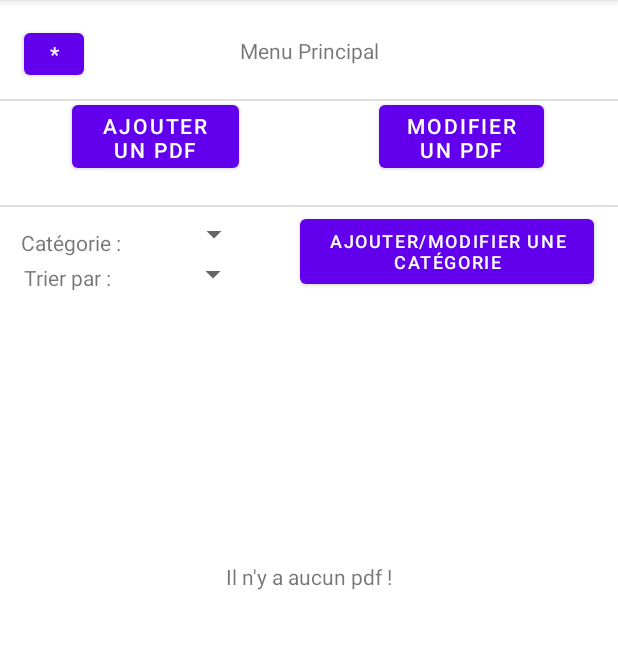
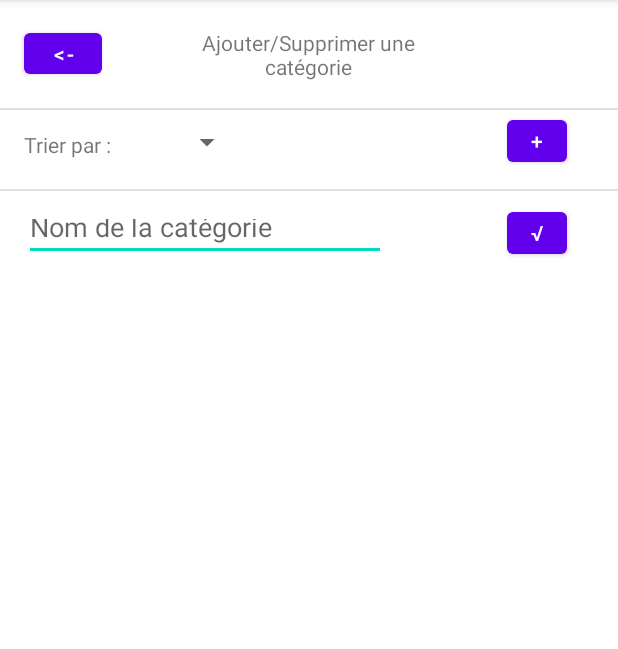
Before and after one commit to AN-Xiang-yu/Lecteur-de-PDF, an Android app: the screen it shows after launch (MainActivity), on a phone screen of 412 x 824 dp, the part 84-733 px from its top. Run offline under Robolectric (Android 15) with nearby library versions, the phone set to English and light mode, and no system bars.

Commit message:
Layout ajout/suppression catégorie

```diff
--- a/code/LecteurdePDF/app/src/main/java/fr/unilim/lecteurdepdf/MainActivity.kt
+++ b/code/LecteurdePDF/app/src/main/java/fr/unilim/lecteurdepdf/MainActivity.kt
@@ -6,6 +6,6 @@ import androidx.appcompat.app.AppCompatActivity
 class MainActivity : AppCompatActivity() {
     override fun onCreate(savedInstanceState: Bundle?) {
         super.onCreate(savedInstanceState)
-        setContentView(R.layout.activity_main)
+        setContentView(R.layout.ajouter_une_categorie)
     }
 }
--- /dev/null
+++ b/code/LecteurdePDF/app/src/main/res/layout/ajouter_une_categorie.xml
@@ -0,0 +1,109 @@
+<?xml version="1.0" encoding="utf-8"?>
+<androidx.constraintlayout.widget.ConstraintLayout xmlns:android="http://schemas.android.com/apk/res/android"
+    xmlns:app="http://schemas.android.com/apk/res-auto"
+    xmlns:tools="http://schemas.android.com/tools"
+    android:layout_width="match_parent"
+    android:layout_height="match_parent">
+
+    <TextView
+        android:id="@+id/trier_par_dans_ajout_categorie"
+        android:layout_width="wrap_content"
+        android:layout_height="wrap_content"
+        android:text="@string/trier_par"
+        app:layout_constraintBottom_toBottomOf="parent"
+        app:layout_constraintEnd_toEndOf="parent"
+        app:layout_constraintHorizontal_bias="0.045"
+        app:layout_constraintStart_toStartOf="parent"
+        app:layout_constraintTop_toTopOf="parent"
+        app:layout_constraintVertical_bias="0.116" />
+
+    <Spinner
+        android:id="@+id/liste_trie2"
+        android:layout_width="86dp"
+        android:layout_height="22dp"
+        app:layout_constraintBottom_toBottomOf="parent"
+        app:layout_constraintEnd_toEndOf="parent"
+        app:layout_constraintHorizontal_bias="0.233"
+        app:layout_constraintStart_toStartOf="parent"
+        app:layout_constraintTop_toTopOf="parent"
+        app:layout_constraintVertical_bias="0.112" />
+
+    <Button
+        android:id="@+id/retour"
+        android:layout_width="52dp"
+        android:layout_height="39dp"
+        android:layout_marginStart="16dp"
+        android:layout_marginTop="16dp"
+        android:text="@string/retour"
+        android:textSize="14sp"
+        app:layout_constraintStart_toStartOf="parent"
+        app:layout_constraintTop_toTopOf="parent" />
+
+    <TextView
+        android:id="@+id/text_ajout_suppr_categorie"
+        android:layout_width="154dp"
+        android:layout_height="40dp"
+        android:gravity="center"
+        android:text="@string/ajouter_supprimer_une_cat_gorie"
+        app:layout_constraintBottom_toBottomOf="parent"
+        app:layout_constraintEnd_toEndOf="parent"
+        app:layout_constraintHorizontal_bias="0.498"
+        app:layout_constraintStart_toStartOf="parent"
+        app:layout_constraintTop_toTopOf="parent"
+        app:layout_constraintVertical_bias="0.023" />
+
+    <Button
+        android:id="@+id/ajouter_categorie"
+        android:layout_width="40dp"
+        android:layout_height="40dp"
+        android:layout_marginEnd="34dp"
+        android:text="@string/ajout"
+        app:layout_constraintBottom_toBottomOf="parent"
+        app:layout_constraintEnd_toEndOf="parent"
+        app:layout_constraintTop_toTopOf="parent"
+        app:layout_constraintVertical_bias="0.102" />
+
+    <Button
+        android:id="@+id/valider_ajout_categorie"
+        android:layout_width="40dp"
+        android:layout_height="40dp"
+        android:layout_marginEnd="34dp"
+        android:text="@string/valider"
+        app:layout_constraintBottom_toBottomOf="parent"
+        app:layout_constraintEnd_toEndOf="parent"
+        app:layout_constraintTop_toTopOf="parent"
+        app:layout_constraintVertical_bias="0.186" />
+
+    <com.google.android.material.textfield.TextInputEditText
+        android:id="@+id/nom_catrgorie_a_ajouter"
+        android:layout_width="241dp"
+        android:layout_height="38dp"
+        android:hint="@string/nom_de_la_categorie"
+        app:layout_constraintBottom_toBottomOf="parent"
+        app:layout_constraintEnd_toEndOf="parent"
+        app:layout_constraintHorizontal_bias="0.094"
+        app:layout_constraintStart_toStartOf="parent"
+        app:layout_constraintTop_toTopOf="parent"
+        app:layout_constraintVertical_bias="0.186" />
+
+    <View
+        android:id="@+id/divider6"
+        android:layout_width="match_parent"
+        android:layout_height="1dp"
+        android:background="?android:attr/listDivider"
+        app:layout_constraintBottom_toBottomOf="parent"
+        app:layout_constraintTop_toTopOf="parent"
+        app:layout_constraintVertical_bias="0.094"
+        tools:layout_editor_absoluteX="0dp" />
+
+    <View
+        android:id="@+id/divider7"
+        android:layout_width="match_parent"
+        android:layout_height="1dp"
+        android:background="?android:attr/listDivider"
+        app:layout_constraintBottom_toBottomOf="parent"
+        app:layout_constraintTop_toTopOf="parent"
+        app:layout_constraintVertical_bias="0.164"
+        tools:layout_editor_absoluteX="0dp" />
+
+</androidx.constraintlayout.widget.ConstraintLayout>
--- a/code/LecteurdePDF/app/src/main/res/values/strings.xml
+++ b/code/LecteurdePDF/app/src/main/res/values/strings.xml
@@ -8,4 +8,9 @@
     <string name="trier_par">Trier par :</string>
     <string name="il_n_y_a_aucun_pdf">Il n\'y a aucun pdf !</string>
     <string name="options">*</string>
+    <string name="retour"><![CDATA[<-]]></string>
+    <string name="ajouter_supprimer_une_cat_gorie">Ajouter/Supprimer une catégorie</string>
+    <string name="ajout">+</string>
+    <string name="valider">√</string>
+    <string name="nom_de_la_categorie">Nom de la catégorie</string>
 </resources>
```
Also changed, not shown: code/LecteurdePDF/app/src/main/res/layout/menu_principal.xml (renamed from code/LecteurdePDF/app/src/main/res/layout/activity_main.xml).
